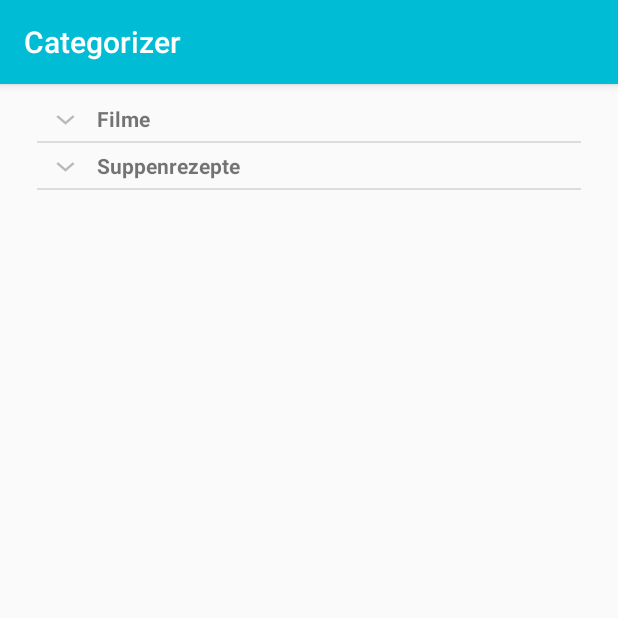
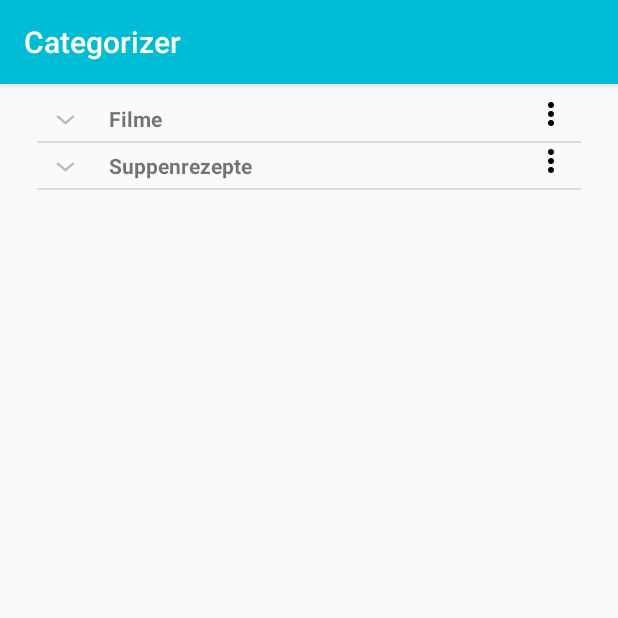
Before and after one commit to kkussyk/android, an Android app: the screen it shows after launch (MainActivity), on a phone screen of 412 x 824 dp, the top half of it. Run offline under Robolectric (Android 15) with nearby library versions, the phone set to English and light mode, and no system bars.

Commit message:
Colors geändert, Item nach Bearbeiten speichern, Prüfen ob Item Name leer ist

```diff
--- a/app/src/main/java/android/hochschule/com/categorizer/MainActivity.java
+++ b/app/src/main/java/android/hochschule/com/categorizer/MainActivity.java
@@ -19,6 +19,8 @@ public class MainActivity extends AppCompatActivity {
     private LinkedHashMap<String, CategoryClass> subjects = new LinkedHashMap<>();
     private ArrayList<CategoryClass> categories = new ArrayList<>();
     private MyAdapterClass listAdapter;
+    private int currentGrpPos;
+    private int currentChildPos;
 
     @Override
     protected void onCreate(Bundle savedInstanceState) {
@@ -36,6 +38,8 @@ public class MainActivity extends AppCompatActivity {
         expandableListView.setOnChildClickListener(new ExpandableListView.OnChildClickListener() {
             @Override
             public boolean onChildClick(ExpandableListView parent, View v, int groupPosition, int childPosition, long id) {
+                currentGrpPos=groupPosition;
+                currentChildPos=childPosition;
                 CategoryClass category = categories.get(groupPosition);
                 ItemClass item = category.getItems().get(childPosition);
                 Intent intent = new Intent(MainActivity.this, ItemEditActivity.class);
@@ -58,7 +62,7 @@ public class MainActivity extends AppCompatActivity {
         expandableListView.setOnItemLongClickListener(new ExpandableListView.OnItemLongClickListener() {
             @Override
             public boolean onItemLongClick(AdapterView<?> parent, View view, int position, long id) {
-                long pos = expandableListView.getExpandableListPosition(position);
+                final long pos = expandableListView.getExpandableListPosition(position);
                 int itemType = ExpandableListView.getPackedPositionType(pos);
                 final int groupPosition = ExpandableListView.getPackedPositionGroup(pos);
                 CategoryClass category = categories.get(groupPosition);
@@ -123,7 +127,7 @@ public class MainActivity extends AppCompatActivity {
             if (resultCode == RESULT_OK) {
                 if (data != null) {
                     ItemClass item = data.getParcelableExtra("result_item");
-                    //hier noch das geänderte Item permanent speichern
+                    categories.get(currentGrpPos).getItems().set(currentChildPos,item);
                     listAdapter.notifyDataSetChanged();
                     Toast.makeText(MainActivity.this, "\""+item.getName()+"\" erfolgreich gespeichert.", Toast.LENGTH_SHORT).show();
                 }
--- a/app/src/main/java/android/hochschule/com/categorizer/MyAdapterClass.java
+++ b/app/src/main/java/android/hochschule/com/categorizer/MyAdapterClass.java
@@ -1,9 +1,11 @@
 package android.hochschule.com.categorizer;
 
+import android.app.Activity;
 import android.app.AlertDialog;
 import android.app.Dialog;
 import android.content.Context;
 import android.content.DialogInterface;
+import android.view.ContextMenu;
 import android.view.LayoutInflater;
 import android.view.View;
 import android.view.ViewGroup;
@@ -70,6 +72,7 @@ class MyAdapterClass extends BaseExpandableListAdapter {
 
         TextView header = (TextView) convertView.findViewById(R.id.grpItem);
         header.setText(category.getName().trim());
+        //ImageView openMenu = (ImageView)convertView.findViewById(R.id.grpDots);
 
         return convertView;
     }
--- a/app/src/main/res/layout/activity_item_edit.xml
+++ b/app/src/main/res/layout/activity_item_edit.xml
@@ -21,7 +21,7 @@
         app:layout_constraintHorizontal_bias="0.0"
         android:layout_marginBottom="1dp"
         app:layout_constraintBottom_toTopOf="@+id/guideline9"
-        android:background="@color/colorItemEditHeader"
+        android:background="@color/colorItemHeaderView"
         app:layout_constraintVertical_bias="1.0" />
 
     <android.support.constraint.Guideline
@@ -123,6 +123,7 @@
         android:gravity="left|bottom"
         android:text="TextView"
         android:textStyle="bold"
+        android:textColor="@color/colorItemTitleEditMode"
         app:layout_constraintBottom_toBottomOf="@+id/headerItemEdit"
         app:layout_constraintLeft_toLeftOf="@+id/headerItemEdit"
         app:layout_constraintRight_toLeftOf="@+id/guideline6"
--- a/app/src/main/res/layout/layout_group_item.xml
+++ b/app/src/main/res/layout/layout_group_item.xml
@@ -7,10 +7,24 @@
 
     <TextView
         android:id="@+id/grpItem"
-        android:layout_width="wrap_content"
+        android:layout_width="0dp"
         android:layout_height="wrap_content"
         android:paddingBottom="5dp"
         android:paddingLeft="?android:expandableListPreferredItemPaddingLeft"
         android:paddingTop="5dp"
-        android:textStyle="bold" />
+        android:textStyle="bold"
+        tools:layout_editor_absoluteY="0dp"
+        app:layout_constraintRight_toLeftOf="@+id/grpDots"
+        android:layout_marginRight="8dp"
+        android:layout_marginLeft="8dp"
+        app:layout_constraintLeft_toLeftOf="parent" />
+
+    <ImageView
+        android:id="@+id/grpDots"
+        android:layout_width="wrap_content"
+        android:layout_height="wrap_content"
+        app:srcCompat="@drawable/ic_more_vert_black_24dp"
+        tools:layout_editor_absoluteY="0dp"
+        android:layout_marginRight="8dp"
+        app:layout_constraintRight_toRightOf="parent" />
 </android.support.constraint.ConstraintLayout>
--- a/app/src/main/res/values/colors.xml
+++ b/app/src/main/res/values/colors.xml
@@ -3,6 +3,7 @@
     <color name="colorPrimary">#00bcd4</color>
     <color name="colorPrimaryDark">#00acc1</color>
     <color name="colorAccent">@color/colorPrimaryDark</color>
-    <color name="colorItemEditHeader">@color/colorPrimary</color>
+    <color name="colorItemHeaderView">@color/colorPrimary</color>
     <color name="colorItemContentView">#eeeeee</color>
+    <color name="colorItemTitleEditMode">#ffffff</color>
 </resources>
--- a/app/src/main/res/values/strings.xml
+++ b/app/src/main/res/values/strings.xml
@@ -3,4 +3,6 @@
     <string name="btn_yes">Ja</string>
     <string name="btn_no">Nein</string>
     <string name="dialog_title_delete">Löschen</string>
+    <string name="dialog_title_empty">Kein Titel</string>
+    <string name="btn_ok">Ok</string>
 </resources>
```
Also changed, not shown: app/src/main/java/android/hochschule/com/categorizer/ItemEditActivity.java (+27 -6 lines), app/src/main/res/drawable-hdpi/ic_more_vert_black_24dp.png (added), app/src/main/res/drawable-mdpi/ic_more_vert_black_24dp.png (added), app/src/main/res/drawable-xhdpi/ic_more_vert_black_24dp.png (added), app/src/main/res/drawable-xxhdpi/ic_more_vert_black_24dp.png (added), app/src/main/res/drawable-xxxhdpi/ic_more_vert_black_24dp.png (added).
